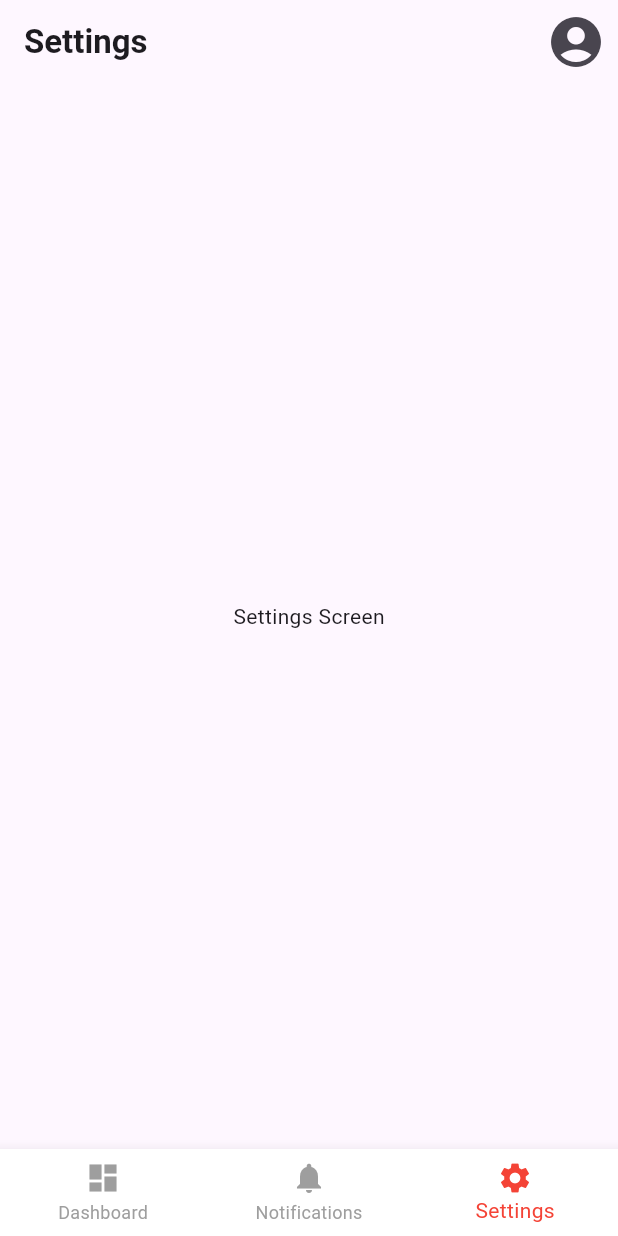
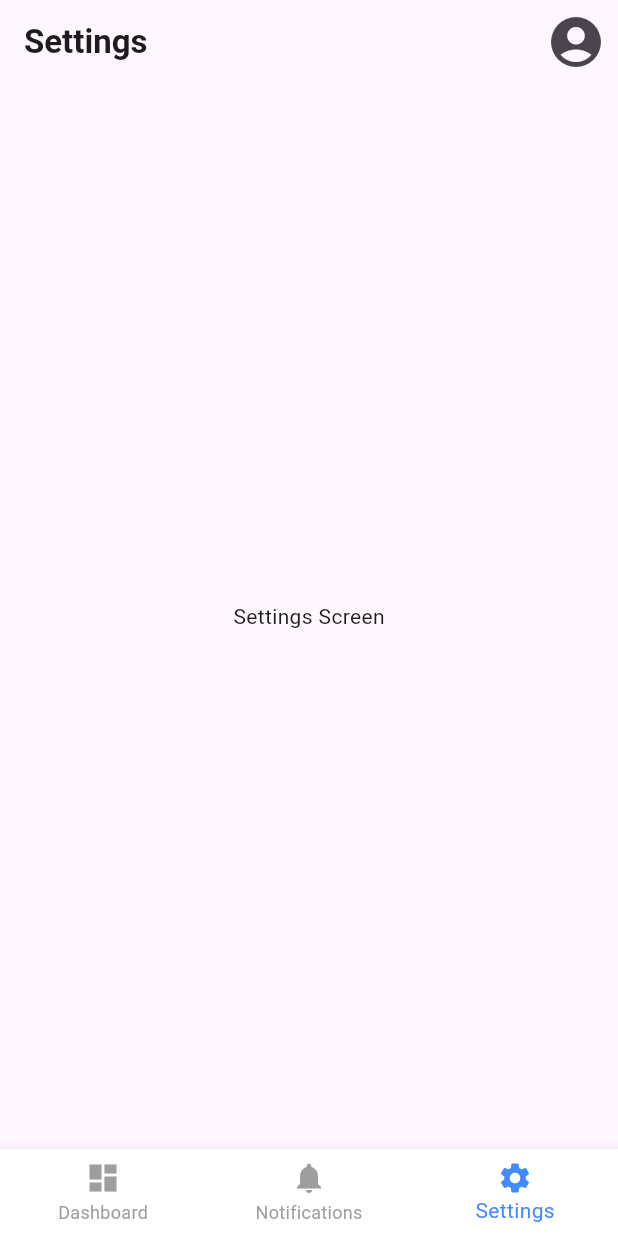
Before and after one commit to anuragpore/RITIAN_Library, a Flutter app: the screen it shows after launch, after a tap on "Sign In", after a tap on the "account circle" icon, on a phone screen of 412 x 824 dp. Run offline on Flutter 3.47's test engine with Material 3 defaults, Android fonts, the phone set to English and light mode, and no system bars.

Commit message:
Changed color

```diff
--- a/lib/Screens/Dashboard.dart
+++ b/lib/Screens/Dashboard.dart
@@ -43,7 +43,7 @@ class _DashboardState extends State<Dashboard> {
               decoration: BoxDecoration(
                 border: Border.all(color: Colors.transparent),
                 borderRadius: BorderRadius.circular(0),
-                color: Colors.red
+                color: Colors.blueAccent
               ),
               padding: EdgeInsets.all(20.0),
               child: Column(
@@ -155,7 +155,7 @@ class _DashboardState extends State<Dashboard> {
           ),
         ],
         currentIndex: _selectedIndex, // Current selected index
-        selectedItemColor: Colors.red, // Color for selected tab
+        selectedItemColor: Colors.blueAccent, // Color for selected tab
         unselectedItemColor: Colors.grey, // Color for unselected tab
         onTap: (index) {
           setState(() {
--- a/lib/Screens/Notifications.dart
+++ b/lib/Screens/Notifications.dart
@@ -35,7 +35,7 @@ class _NotificationsState extends State<Notifications> {
         child: Text('Notifications Screen'),
       ),
       bottomNavigationBar: BottomNavigationBar(
-        backgroundColor: Colors.white, // Set background color to white
+        // Set background color to white
         items: [
           BottomNavigationBarItem(
             icon: Icon(Icons.dashboard),
@@ -51,7 +51,7 @@ class _NotificationsState extends State<Notifications> {
           ),
         ],
         currentIndex: _selectedIndex, // Current selected index
-        selectedItemColor: Colors.red, // Color for selected tab
+        selectedItemColor: Colors.blueAccent, // Color for selected tab
         unselectedItemColor: Colors.grey, // Color for unselected tab
         onTap: (index) {
           setState(() {
--- a/lib/Screens/Setting.dart
+++ b/lib/Screens/Setting.dart
@@ -51,7 +51,7 @@ class _SettingState extends State<Setting> {
           ),
         ],
         currentIndex: _selectedIndex, // Current selected index
-        selectedItemColor: Colors.red, // Color for selected tab
+        selectedItemColor: Colors.blueAccent, // Color for selected tab
         unselectedItemColor: Colors.grey, // Color for unselected tab
         onTap: (index) {
           setState(() {
--- a/lib/main.dart
+++ b/lib/main.dart
@@ -13,7 +13,7 @@ class MyApp extends StatelessWidget {
       home: Scaffold(
         appBar: AppBar(
           title: Text('RIT Central Library',style: TextStyle(fontWeight: FontWeight.bold,color: Colors.white),),
-          backgroundColor: Colors.red
+          backgroundColor: Colors.blueAccent
           ,
         ),
         body: SignInPage(),
@@ -83,7 +83,7 @@ class SignInPage extends StatelessWidget {
                 );
               },
               style: ButtonStyle(
-                backgroundColor: MaterialStateProperty.all<Color>(Colors.red),
+                backgroundColor: MaterialStateProperty.all<Color>(Colors.blueAccent),
                 foregroundColor: MaterialStateProperty.all<Color>(Colors.white),
                 shape: MaterialStateProperty.all<OutlinedBorder>(
                   RoundedRectangleBorder(
```
